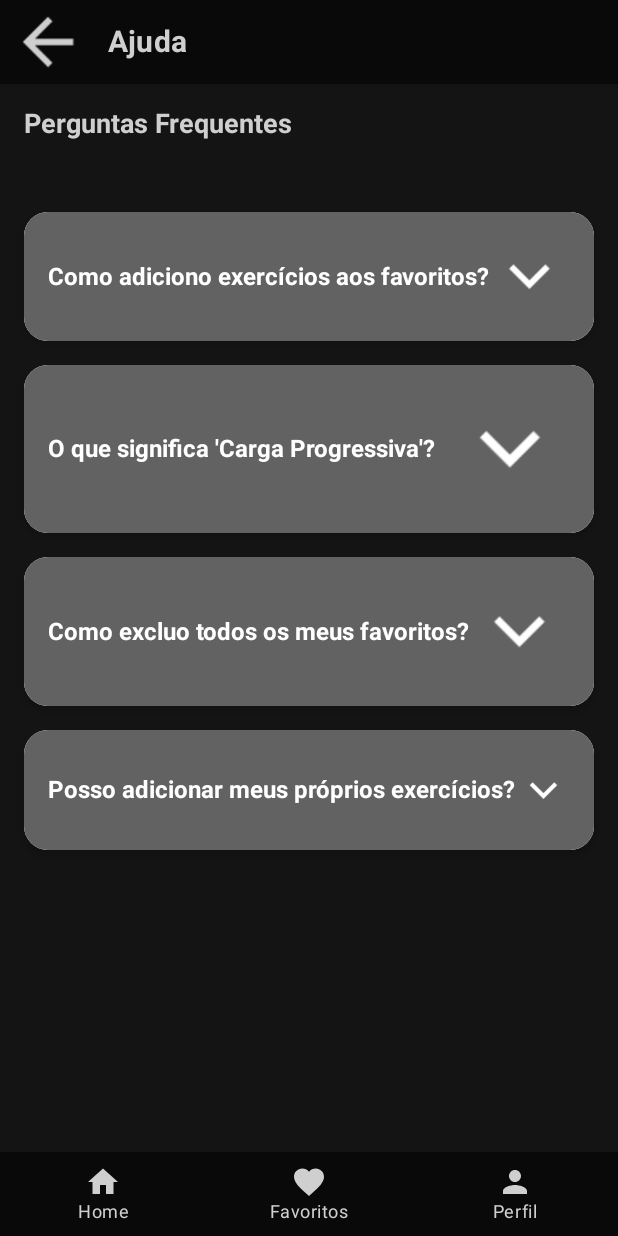
After one commit to GustavoErick/PumpFit, an Android app built with Jetpack Compose: the HelpScreen screen opened through its navigation route, on a phone screen of 412 x 824 dp. The commit adds this screen. Run offline under Robolectric (Android 15) with nearby library versions, the phone set to English and light mode, and no system bars.

Commit message:
Tela de ajuda criada

```diff
--- a/app/src/main/java/com/example/pumpfit/navigation/MainScreen.kt
+++ b/app/src/main/java/com/example/pumpfit/navigation/MainScreen.kt
@@ -30,6 +30,7 @@ import com.example.pumpfit.model.mock.mockExercises
 import com.example.pumpfit.model.mock.mockMuscleGroups
 import com.example.pumpfit.ui.screen.ConfigScreen
 import com.example.pumpfit.ui.screen.FavoritesScreen
+import com.example.pumpfit.ui.screen.HelpScreen
 import com.example.pumpfit.ui.screen.ProfileScreen
 import kotlinx.coroutines.launch
 
@@ -143,6 +144,10 @@ fun MainScreen() {
                 )
             }
 
+            composable("help") {
+                HelpScreen(onBackClick = { navController.popBackStack() })
+            }
+
         }
     }
 }
--- /dev/null
+++ b/app/src/main/java/com/example/pumpfit/ui/screen/HelpScreen.kt
@@ -0,0 +1,123 @@
+package com.example.pumpfit.ui.screen
+
+
+import androidx.compose.foundation.background
+import androidx.compose.foundation.layout.*
+import androidx.compose.foundation.shape.RoundedCornerShape
+import androidx.compose.material.*
+import androidx.compose.runtime.*
+import androidx.compose.ui.Alignment
+import androidx.compose.ui.Modifier
+import androidx.compose.ui.graphics.Color
+import androidx.compose.ui.res.painterResource
+import androidx.compose.ui.text.font.FontWeight
+import androidx.compose.ui.unit.dp
+import androidx.compose.ui.unit.sp
+import com.example.pumpfit.R
+
+@Composable
+fun HelpScreen(onBackClick: () -> Unit) {
+    val faqItems = listOf(
+        "Como adiciono exercícios aos favoritos?" to "Na lista de exercícios, clique no ícone de coração para marcar ou desmarcar como favorito.",
+        "O que significa 'Carga Progressiva'?" to "É um método onde o peso é aumentado gradualmente em cada série ou treino.",
+        "Como excluo todos os meus favoritos?" to "Acesse a tela de configurações e clique no botão 'Limpar Favoritos'.",
+        "Posso adicionar meus próprios exercícios?" to "Por enquanto, o aplicativo não suporta a adição de exercícios personalizados, mas essa funcionalidade será considerada no futuro."
+    )
+
+    Scaffold(
+        topBar = {
+            TopAppBar(
+                title = {
+                    Text(
+                        text = "Ajuda",
+                        color = Color(0xFFCFCFCF),
+                        fontSize = 20.sp,
+                        fontWeight = FontWeight.Bold
+                    )
+                },
+                backgroundColor = Color(0xFF090909),
+                navigationIcon = {
+                    IconButton(onClick = { onBackClick() }) {
+                        Icon(
+                            painter = painterResource(id = R.drawable.ic_back),
+                            contentDescription = "Voltar",
+                            tint = Color(0xFFCFCFCF)
+                        )
+                    }
+                }
+            )
+        }
+    ) { innerPadding ->
+        Column(
+            modifier = Modifier
+                .fillMaxSize()
+                .background(Color(0xFF141414))
+                .padding(innerPadding)
+                .padding(16.dp),
+            verticalArrangement = Arrangement.spacedBy(16.dp)
+        ) {
+            Text(
+                text = "Perguntas Frequentes",
+                color = Color(0xFFCFCFCF),
+                fontSize = 18.sp,
+                fontWeight = FontWeight.Bold
+            )
+
+            Spacer(modifier = Modifier.height(16.dp))
+
+            faqItems.forEach { (question, answer) ->
+                FAQItem(question = question, answer = answer)
+            }
+        }
+    }
+}
+
+@Composable
+fun FAQItem(question: String, answer: String) {
+    var isExpanded by remember { mutableStateOf(false) }
+
+    Card(
+        modifier = Modifier
+            .fillMaxWidth()
+            .background(Color.Transparent),
+        shape = RoundedCornerShape(16.dp),
+        elevation = 4.dp
+    ) {
+        Column(
+            modifier = Modifier
+                .fillMaxWidth()
+                .background(Color(0xFF626262))
+                .padding(16.dp)
+        ) {
+            Row(
+                verticalAlignment = Alignment.CenterVertically,
+                horizontalArrangement = Arrangement.SpaceBetween,
+                modifier = Modifier.fillMaxWidth()
+            ) {
+                Text(
+                    text = question,
+                    color = Color.White,
+                    fontSize = 16.sp,
+                    fontWeight = FontWeight.Bold
+                )
+                IconButton(onClick = { isExpanded = !isExpanded }) {
+                    Icon(
+                        painter = painterResource(
+                            id = if (isExpanded) R.drawable.ic_expand_less else R.drawable.ic_expand_more
+                        ),
+                        contentDescription = "Expandir ou recolher",
+                        tint = Color.White
+                    )
+                }
+            }
+            if (isExpanded) {
+                Text(
+                    text = answer,
+                    color = Color.White,
+                    fontSize = 14.sp,
+                    modifier = Modifier.padding(top = 8.dp)
+                )
+            }
+        }
+    }
+}
```
Also changed, not shown: app/src/main/java/com/example/pumpfit/components/Menu.kt (+130 -27 lines), app/src/main/res/drawable/ic_expand_less.png (added), app/src/main/res/drawable/ic_expand_more.png (added).
